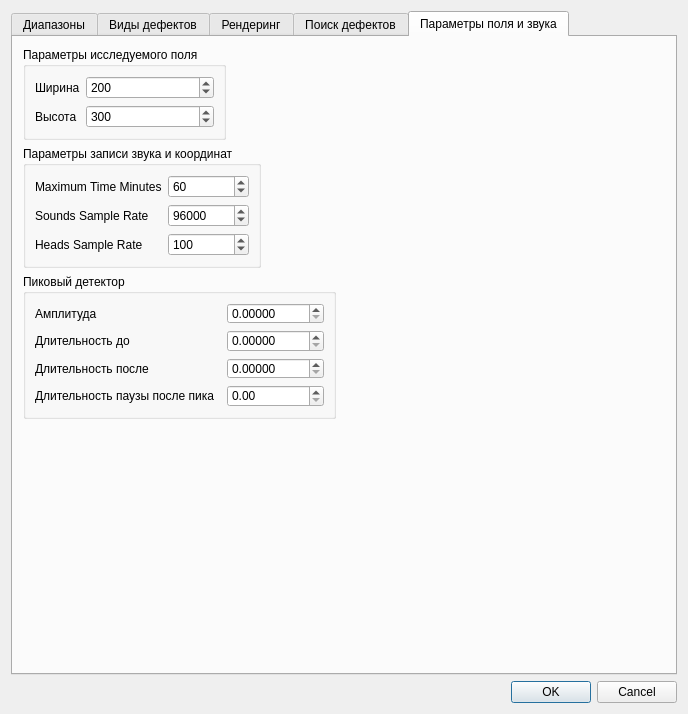
Before: the Qt Designer form src/Gui/ProcessingParametersDialog.ui in Ddv-progia/compositescannerarm, drawn with Qt 5.
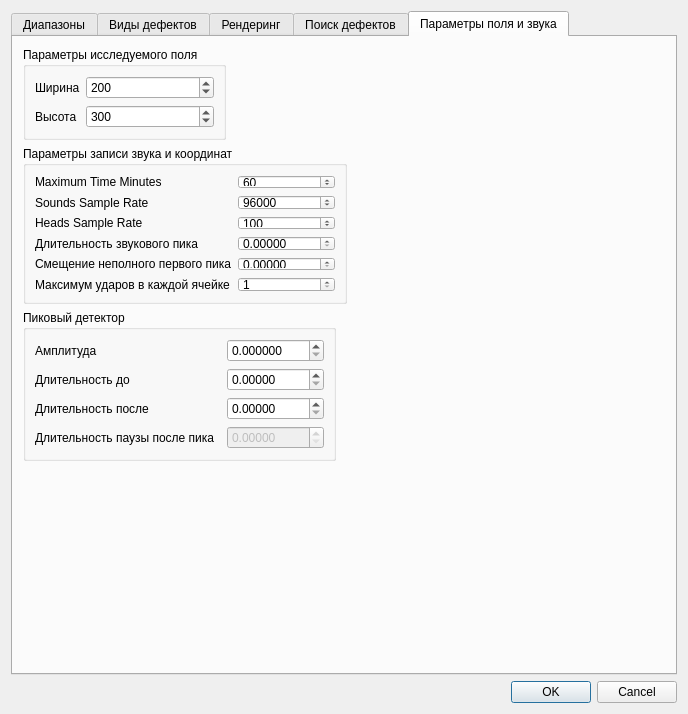
After: the same form once the commit is applied. The open tabs and pages were chosen to show the change. Icons and pictures are not drawn.

The edit to the form file:
```diff
--- a/src/Gui/ProcessingParametersDialog.ui
+++ b/src/Gui/ProcessingParametersDialog.ui
@@ -1024,8 +1024,8 @@
         <rect>
          <x>0</x>
          <y>0</y>
-         <width>326</width>
-         <height>392</height>
+         <width>338</width>
+         <height>434</height>
         </rect>
        </property>
        <layout class="QFormLayout" name="formLayout_3">
@@ -1063,10 +1063,10 @@
            <item row="0" column="1">
             <widget class="QDoubleSpinBox" name="peakMagnitudeLimitBox">
              <property name="decimals">
-              <number>5</number>
+              <number>6</number>
              </property>
              <property name="maximum">
-              <double>1.000000000000000</double>
+              <double>10.000000000000000</double>
              </property>
             </widget>
            </item>
@@ -1112,7 +1112,17 @@
             </widget>
            </item>
            <item row="3" column="1">
-            <widget class="QDoubleSpinBox" name="peakPauseCountBox"/>
+            <widget class="QDoubleSpinBox" name="peakPauseCountBox">
+             <property name="enabled">
+              <bool>false</bool>
+             </property>
+             <property name="decimals">
+              <number>5</number>
+             </property>
+             <property name="maximum">
+              <double>10000.000000000000000</double>
+             </property>
+            </widget>
            </item>
           </layout>
          </widget>
@@ -1232,6 +1242,63 @@
              </property>
             </widget>
            </item>
+           <item row="3" column="1">
+            <widget class="QDoubleSpinBox" name="peakForestepSoundBox">
+             <property name="decimals">
+              <number>5</number>
+             </property>
+             <property name="maximum">
+              <double>10000.000000000000000</double>
+             </property>
+            </widget>
+           </item>
+           <item row="5" column="0">
+            <widget class="QLabel" name="label_16">
+             <property name="text">
+              <string>Максимум ударов в каждой ячейке</string>
+             </property>
+            </widget>
+           </item>
+           <item row="5" column="1">
+            <widget class="QSpinBox" name="countOfPeakToCatchForAreaBox">
+             <property name="minimum">
+              <number>1</number>
+             </property>
+             <property name="maximum">
+              <number>10</number>
+             </property>
+             <property name="singleStep">
+              <number>1</number>
+             </property>
+             <property name="value">
+              <number>1</number>
+             </property>
+            </widget>
+           </item>
+           <item row="3" column="0">
+            <widget class="QLabel" name="label_26">
+             <property name="text">
+              <string>Длительность звукового пика</string>
+             </property>
+            </widget>
+           </item>
+           <item row="4" column="0">
+            <widget class="QLabel" name="label_27">
+             <property name="text">
+              <string>Смещение неполного первого пика</string>
+             </property>
+            </widget>
+           </item>
+           <item row="4" column="1">
+            <widget class="QDoubleSpinBox" name="firstStepShiftBox">
+             <property name="decimals">
+              <number>5</number>
+             </property>
+             <property name="maximum">
+              <double>10000.000000000000000</double>
+             </property>
+            </widget>
+           </item>
           </layout>
          </widget>
         </item>
```
Left out of the diff: 2 changed lines with no effect on the pictures.
